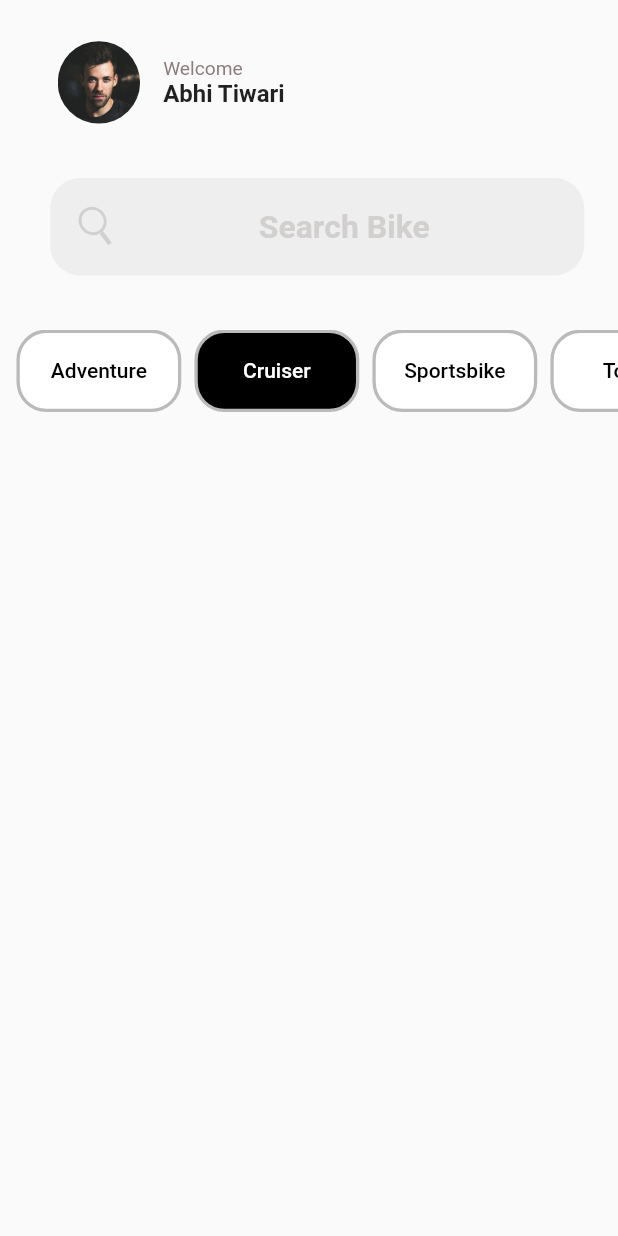
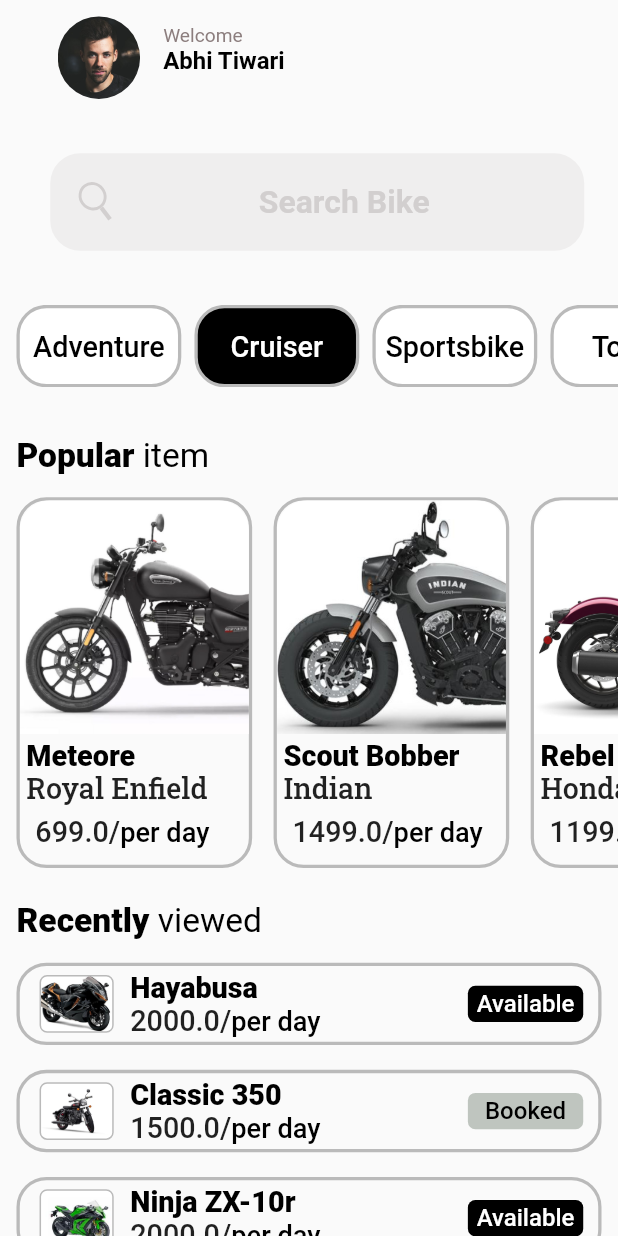
Before and after one commit to animeshxd/srchout_software_private_limited_assignment, a Flutter app: the screen it shows after launch, on a phone screen of 412 x 824 dp. Run offline on Flutter 3.47's test engine with Material 2 defaults, Android fonts, the phone set to English and light mode, and no system bars; our stand-ins replace flutter_svg, google_fonts; Roboto replaces fonts that are missing (Risque).

Commit message:
Add full screen1 main content

```diff
--- a/lib/constrains.dart
+++ b/lib/constrains.dart
@@ -6,11 +6,12 @@
   static const mainColor = Colors.white;
   static const secondaryCOlor = Colors.black;
   static const borderColor =  Color(0xFFBABABA);
+  static Border get borderStyle =>  Border.all(width: 2.p, color: borderColor);
   static final labelTextStyle = textStyle.copyWith(
     color: const Color(0xFF8C7E7E),
     fontWeight: FontWeight.w400,
   );
-  static final textStyle = GoogleFonts.roboto();
+  static final textStyle = GoogleFonts.roboto(color: Colors.black);
 }
 
 class SVGIcons {
--- a/lib/main.dart
+++ b/lib/main.dart
@@ -1,7 +1,10 @@
 import 'package:flutter/material.dart';
+import 'package:srchout_software_private_limited_assignment/widgets/recently_viewed_bike_item.dart';
 
 import 'constrains.dart';
 import 'data.dart';
+import 'widgets/bike_item.dart';
+import 'widgets/items_label.dart';
 import 'widgets/search_field_bar.dart';
 import 'widgets/tab_button.dart';
 import 'widgets/welcome.dart';
@@ -34,12 +37,10 @@
   @override
   Widget build(BuildContext context) {
     LayoutSize.init(context);
-
-    debugPrint(LayoutSize.width.toString());
     return SafeArea(
       child: Scaffold(
         body: Padding(
-          padding: EdgeInsets.only(left: 10.p, top: 25.p),
+          padding: EdgeInsets.only(left: 10.p),
           child: SingleChildScrollView(
             child: Column(
               children: [
@@ -57,9 +58,28 @@
                             ))
                         .toList(),
                   ),
+                ),
+                SizedBox(height: 38.ph),
+                const ItemsLabel('Popular', 'item'),
+                SizedBox(height: 18.ph),
+                SingleChildScrollView(
+                  scrollDirection: Axis.horizontal,
+                  child: Row(
+                    children:
+                        popularItems.map((e) => BikeItem(bike: e)).toList(),
+                  ),
+                ),
+                Container(
+                  margin: EdgeInsets.only(top: 26.ph, bottom: 18.ph),
+                  child: const ItemsLabel('Recently', 'viewed'),
+                ),
+                ListView.builder(
+                  shrinkWrap: true,
+                  itemCount: recentlyViewed.length,
+                  itemBuilder: (context, index) {
+                    return RecentlyViewedBikeItem(bike: recentlyViewed[index]);
+                  },
                 )
-
-
               ],
             ),
           ),
--- /dev/null
+++ b/lib/widgets/bike_item.dart
@@ -0,0 +1,118 @@
+import 'package:flutter/material.dart';
+import 'package:google_fonts/google_fonts.dart';
+
+import '../constrains.dart';
+import '../data.dart';
+
+class BikeItem extends StatelessWidget {
+  const BikeItem({super.key, required this.bike});
+
+  final Bike bike;
+
+  @override
+  Widget build(BuildContext context) {
+    return Container(
+      height: 225.p,
+      width: 143.p,
+      margin: EdgeInsets.only(right: 13.p),
+      decoration: BoxDecoration(
+        borderRadius: BorderRadius.circular(20),
+        border: AppTheme.borderStyle,
+      ),
+      child: Column(
+        crossAxisAlignment: CrossAxisAlignment.start,
+        mainAxisAlignment: MainAxisAlignment.spaceBetween,
+        children: [
+          Container(
+            height: 225.p * .63,
+            decoration: BoxDecoration(
+              borderRadius: const BorderRadius.only(
+                topLeft: Radius.circular(20),
+                topRight: Radius.circular(20),
+              ),
+              image: DecorationImage(
+                image: AssetImage(bike.image),
+                fit: BoxFit.cover,
+                alignment: Alignment.centerLeft,
+              ),
+            ),
+          ),
+          Padding(
+            padding: EdgeInsets.only(left: 4.p),
+            child: Column(
+              mainAxisSize: MainAxisSize.min,
+              crossAxisAlignment: CrossAxisAlignment.start,
+              children: [
+                BikeName(name: bike.name),
+                Text(
+                  bike.company,
+                  style: GoogleFonts.robotoSlab(
+                    fontSize: 18.pf,
+                    height: 21.pf / 18.pf,
+                    fontWeight: FontWeight.w500,
+                  ),
+                ),
+                SizedBox(height: 6.p),
+                Padding(
+                  padding: const EdgeInsets.only(left: 6),
+                  child: BikePrice(price: bike.pricePerDay),
+                ),
+                SizedBox(height: 10.p),
+              ],
+            ),
+          ),
+        ],
+      ),
+    );
+  }
+}
+
+class BikePrice extends StatelessWidget {
+  const BikePrice({super.key, required this.price});
+
+  final double price;
+
+  @override
+  Widget build(BuildContext context) {
+    return Text.rich(
+      TextSpan(
+        children: [
+          TextSpan(
+            text: "$price/",
+            style: GoogleFonts.risque(
+              fontSize: 18.pf,
+              height: 21.pf / 18.pf,
+              fontWeight: FontWeight.w500,
+            ),
+          ),
+          TextSpan(
+            text: "per day",
+            style: AppTheme.textStyle.copyWith(
+              fontSize: 17.pf,
+              height: 20.pf / 18.pf,
+              fontWeight: FontWeight.w500,
+            ),
+          )
+        ],
+      ),
+    );
+  }
+}
+
+class BikeName extends StatelessWidget {
+  const BikeName({super.key, required this.name});
+
+  final String name;
+
+  @override
+  Widget build(BuildContext context) {
+    return Text(
+      name,
+      style: AppTheme.textStyle.copyWith(
+        fontSize: 18.pf,
+        height: 21.pf / 18.pf,
+        fontWeight: FontWeight.w800,
+      ),
+    );
+  }
+}
--- /dev/null
+++ b/lib/widgets/items_label.dart
@@ -0,0 +1,32 @@
+import 'package:flutter/material.dart';
+
+import '../constrains.dart';
+
+class ItemsLabel extends StatelessWidget {
+  const ItemsLabel(this.label, this.label2, {super.key});
+
+  final String label;
+  final String label2;
+
+  @override
+  Widget build(BuildContext context) {
+    return Align(
+      alignment: Alignment.centerLeft,
+      child: Text.rich(
+        TextSpan(
+          children: [
+            TextSpan(
+              text: label,
+              style: const TextStyle(fontWeight: FontWeight.w800),
+            ),
+            TextSpan(
+              text: ' $label2',
+              style: const TextStyle(fontWeight: FontWeight.w400),
+            ),
+          ],
+        ),
+        style: AppTheme.textStyle.copyWith(fontSize: 21.pf),
+      ),
+    );
+  }
+}
--- /dev/null
+++ b/lib/widgets/recently_viewed_bike_item.dart
@@ -0,0 +1,82 @@
+import 'package:flutter/material.dart';
+
+import '../constrains.dart';
+import '../data.dart';
+import 'bike_item.dart';
+
+class RecentlyViewedBikeItem extends StatelessWidget {
+  const RecentlyViewedBikeItem({super.key, required this.bike});
+
+  final Bike bike;
+
+  @override
+  Widget build(BuildContext context) {
+    return Container(
+      width: 342.p,
+      height: 50.p,
+      margin: EdgeInsets.only(right: 10.pw, bottom: 15.pw),
+      padding: const EdgeInsets.only(right: 10),
+      decoration: BoxDecoration(
+        borderRadius: BorderRadius.circular(20),
+        border: AppTheme.borderStyle,
+      ),
+      child: Row(
+        mainAxisAlignment: MainAxisAlignment.start,
+        children: [
+          Container(
+            width: 45.p,
+            height: 35.p,
+            margin: EdgeInsets.only(left: 12.p),
+            decoration: BoxDecoration(
+              image: DecorationImage(
+                image: AssetImage(bike.image),
+                fit: BoxFit.cover,
+              ),
+              borderRadius: BorderRadius.circular(5),
+              border: Border.all(color: AppTheme.borderColor),
+            ),
+          ),
+          SizedBox(width: 10.p),
+          Column(
+            mainAxisAlignment: MainAxisAlignment.center,
+            crossAxisAlignment: CrossAxisAlignment.start,
+            children: [
+              BikeName(name: bike.name),
+              BikePrice(price: bike.pricePerDay),
+            ],
+          ),
+          const Expanded(child: SizedBox.shrink()),
+          AvailableStatus(isAvailable: bike.isAvailable)
+        ],
+      ),
+    );
+  }
+}
+
+class AvailableStatus extends StatelessWidget {
+  const AvailableStatus({super.key, this.isAvailable = false});
+  final bool isAvailable;
+
+  @override
+  Widget build(BuildContext context) {
+    return Container(
+      padding: const EdgeInsets.all(2),
+      width: 70.p,
+      height: 22.p,
+      decoration: BoxDecoration(
+        borderRadius: BorderRadius.circular(5),
+        color: isAvailable ? AppTheme.secondaryCOlor : const Color(0xFFBFC5BF),
+      ),
+      child: Center(
+        child: Text(
+          isAvailable ? 'Available' : 'Booked',
+          style: AppTheme.textStyle.copyWith(
+            fontSize: 15.pf,
+            fontWeight: FontWeight.w500,
+            color: isAvailable ? Colors.white : Colors.black,
+          ),
+        ),
+      ),
+    );
+  }
+}
--- a/lib/widgets/tab_button.dart
+++ b/lib/widgets/tab_button.dart
@@ -27,6 +27,7 @@
           style: AppTheme.textStyle.copyWith(
             color: isActive ? AppTheme.mainColor : AppTheme.secondaryCOlor,
             fontWeight: FontWeight.w500,
+            fontSize: 18.pf
           ),
         ),
       ),
--- a/lib/widgets/welcome.dart
+++ b/lib/widgets/welcome.dart
@@ -1,4 +1,5 @@
 import 'package:flutter/material.dart';
+
 import '../constrains.dart';
 import '../data.dart';
 
@@ -14,7 +15,7 @@
         Container(
           width: 50.p,
           height: 50.p,
-          margin: EdgeInsets.only(left: 25.p, right: 14.p),
+          margin: EdgeInsets.only(left: 25.p, right: 14.p, top: 10.p),
           decoration: BoxDecoration(
             borderRadius: BorderRadius.circular(25.p),
             image: DecorationImage(image: AssetImage(user.image)),
```
Also changed, not shown: assets/images/Indian-Scout-Bobber-2.jpg, assets/images/meteor.jpg.
